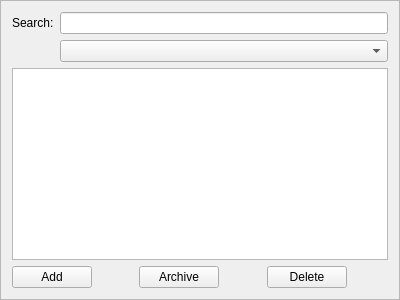
The window that src/app/plotframe.ui (src-r-r/plotline) describes before a commit, drawn with Qt 5.
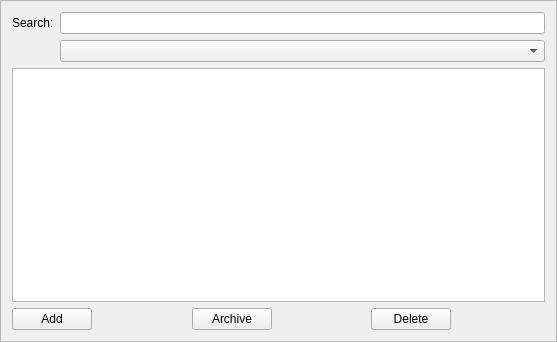
The same window after the commit.

```diff
--- a/src/app/plotframe.ui
+++ b/src/app/plotframe.ui
@@ -6,8 +6,8 @@
    <rect>
     <x>0</x>
     <y>0</y>
-    <width>400</width>
-    <height>300</height>
+    <width>557</width>
+    <height>342</height>
    </rect>
   </property>
   <property name="windowTitle">
```
Left out of the diff: 4 changed lines with no effect on the pictures.
